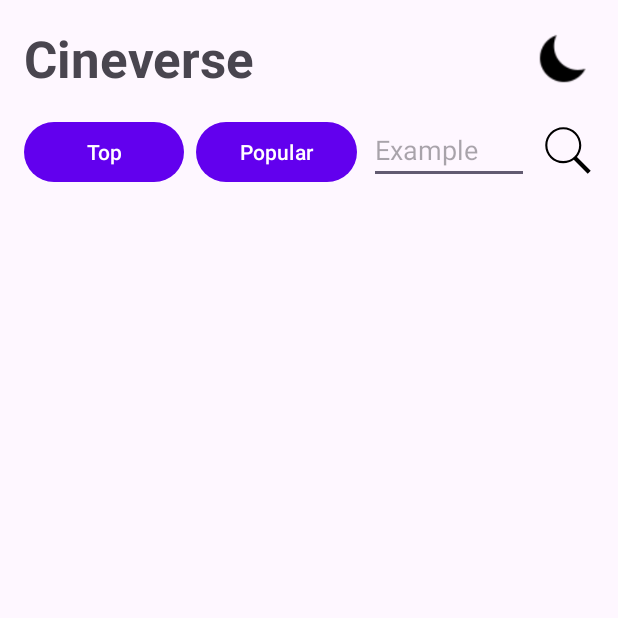
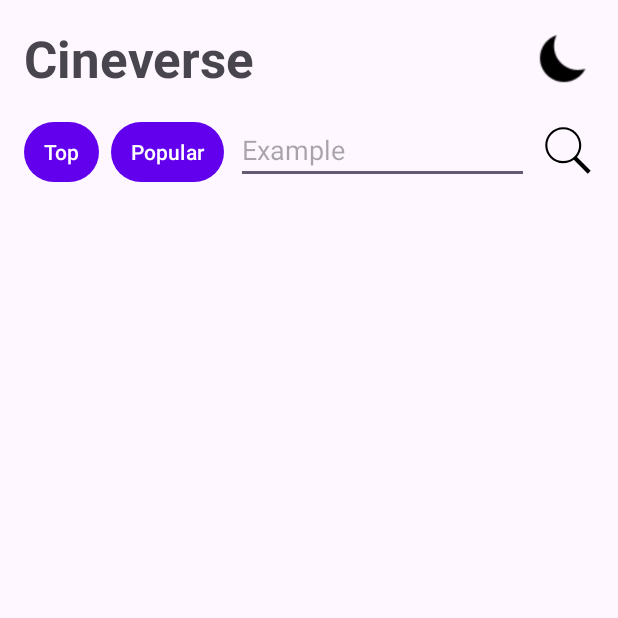
Before and after one commit to ShambhaviGoyal/cineverse, an Android app: the screen it shows after launch (MainActivity), on a phone screen of 412 x 824 dp, the top half of it. Run offline under Robolectric (Android 15) with nearby library versions, the phone set to English and light mode, and no system bars; network calls fail.

Commit message:
Update Button widths to enlarge Search Box

```diff
--- a/app/src/main/res/layout/activity_main.xml
+++ b/app/src/main/res/layout/activity_main.xml
@@ -35,25 +35,30 @@
 
     <Button
         android:id="@+id/topRated"
-        android:layout_width="0dp"
+        android:layout_width="50dp"
         android:layout_height="wrap_content"
         android:layout_marginStart="16dp"
         android:layout_marginTop="16dp"
+        android:paddingLeft="0dp"
+        android:paddingTop="6dp"
+        android:paddingRight="0dp"
         android:text="@string/top_rated"
-        app:layout_constraintTop_toBottomOf="@+id/heading"
+        app:layout_constraintEnd_toStartOf="@+id/popular"
+        app:layout_constraintHorizontal_chainStyle="packed"
         app:layout_constraintStart_toStartOf="parent"
-        app:layout_constraintEnd_toStartOf="@+id/popular"
-        app:layout_constraintHorizontal_chainStyle="packed" />
+        app:layout_constraintTop_toBottomOf="@+id/heading" />
 
     <Button
         android:id="@+id/popular"
-        android:layout_width="0dp"
+        android:layout_width="75dp"
         android:layout_height="wrap_content"
         android:layout_marginStart="8dp"
+        android:paddingLeft="0dp"
+        android:paddingRight="0dp"
         android:text="@string/popular"
+        app:layout_constraintEnd_toStartOf="@+id/search_bar"
         app:layout_constraintStart_toEndOf="@+id/topRated"
-        app:layout_constraintTop_toTopOf="@+id/topRated"
-        app:layout_constraintEnd_toStartOf="@+id/search_bar"/>
+        app:layout_constraintTop_toTopOf="@+id/topRated" />
 
     <EditText
         android:id="@+id/search_bar"
```
